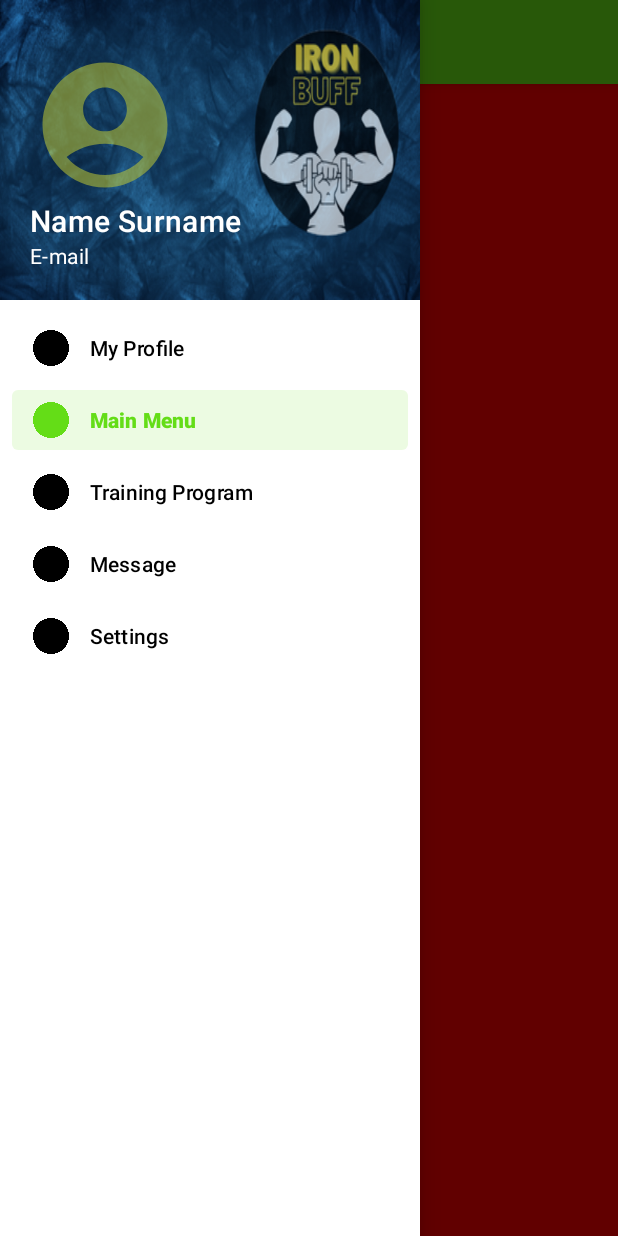
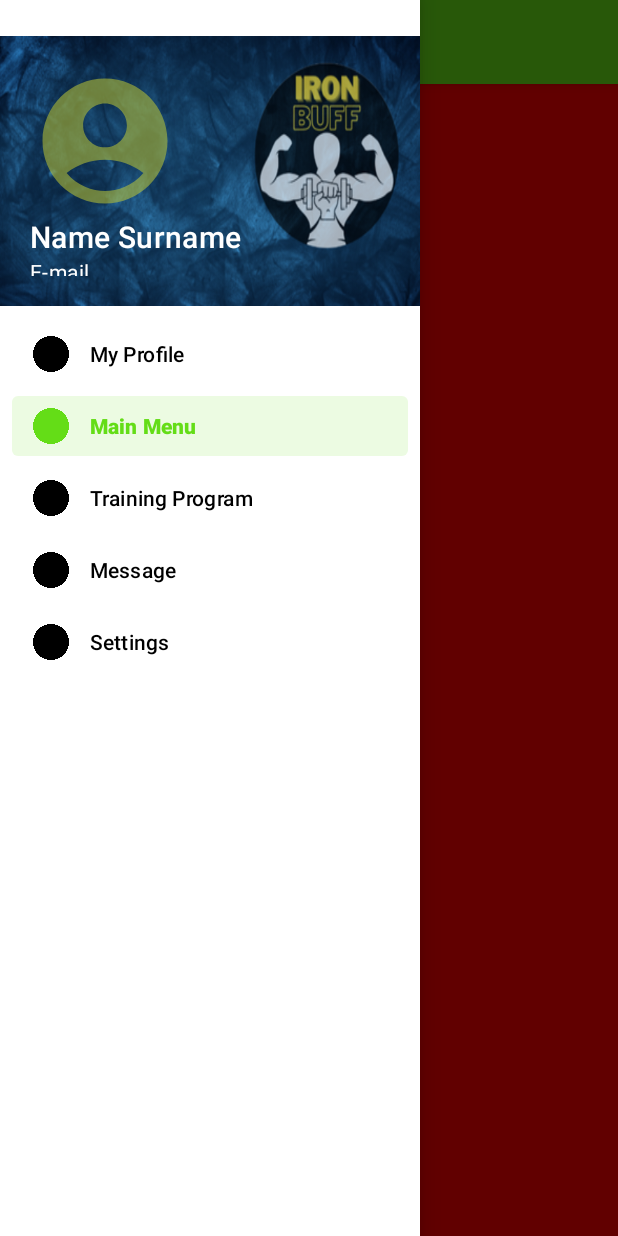
Before and after one commit to onur9848/IronBuff, an Android app: the screen it shows after launch once a user with an empty profile is signed in (MainMenuActivity), with the side drawer open, on a phone screen of 412 x 824 dp. Run offline under Robolectric (Android 15) with nearby library versions, the phone set to English and light mode, and no system bars; our stand-ins replace Firebase (no records; nobody signed in at launch, a user with empty details on screens opened directly), navigation-ui.

Commit message:
drawer navigation complete

```diff
--- a/app/src/main/res/layout/nav_header_main.xml
+++ b/app/src/main/res/layout/nav_header_main.xml
@@ -2,8 +2,9 @@
 <LinearLayout
         xmlns:android="http://schemas.android.com/apk/res/android"
         android:layout_width="match_parent"
+        android:layout_marginTop="24dp"
         android:padding="20dp"
-        android:layout_height="200dp"
+        android:layout_height="180dp"
         android:orientation="vertical"
         android:background="@drawable/header_background"
         android:theme="@style/ThemeOverlay.AppCompat.Dark"
```
